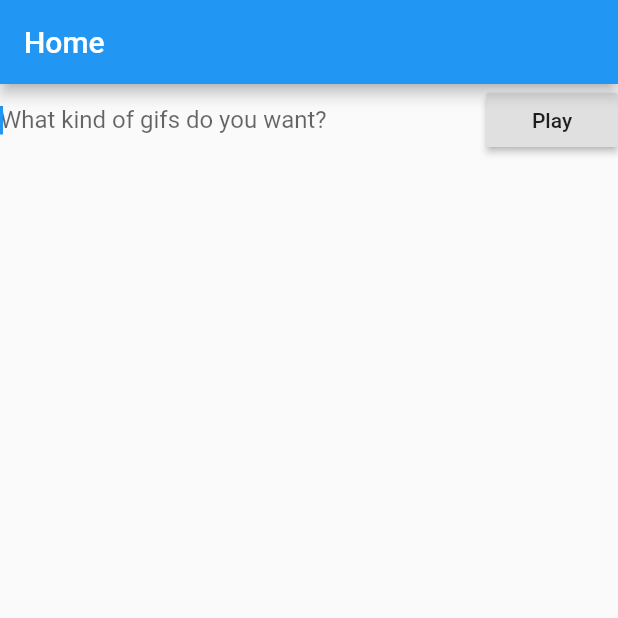
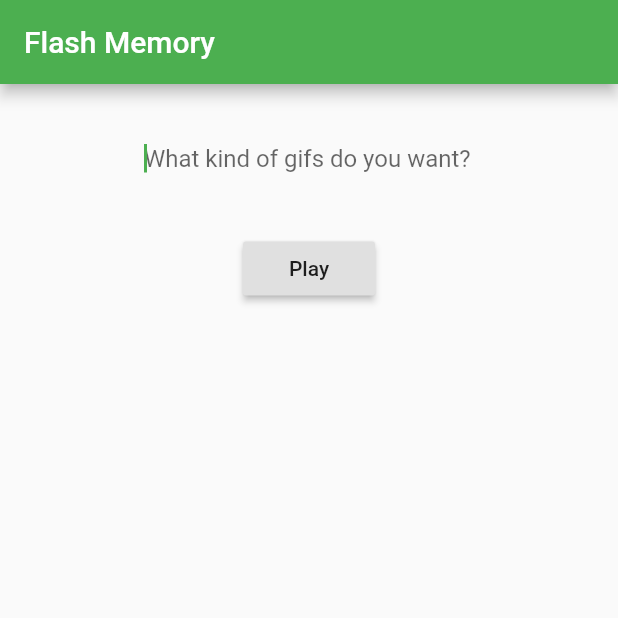
Before and after one commit to mlevesquedion/gif-memory, a Flutter app: the screen it shows after launch, on a phone screen of 412 x 824 dp, the top half of it. Run offline on Flutter 3.47's test engine with Material 2 defaults, Android fonts, the phone set to English and light mode, and no system bars; missing offline and left inert: giphy_client.

Commit message:
Make it look less terrible

```diff
--- a/lib/constants.dart
+++ b/lib/constants.dart
@@ -1,4 +1,4 @@
 const GAME_DIMENSION = 4;
 const NUMBER_OF_GIFS_TO_FETCH = GAME_DIMENSION * GAME_DIMENSION ~/ 2;
 const DELAY_BEFORE_HIDING = Duration(seconds: 1);
-const APP_TITLE = "Memory game";
+const APP_TITLE = "Flash Memory";
--- a/lib/main.dart
+++ b/lib/main.dart
@@ -1,17 +1,15 @@
+import 'package:flash_memory/widgets/home_page.dart';
 import 'package:flutter/material.dart';
-import 'package:gif_memory/widgets/home_page.dart';
 
 import 'constants.dart';
 
-// TODO: test widgets
-// TODO: "preload" images so that they don't lag on first render
-// TODO: (maybe) show cards at the start
+// TODO: show cards at the start
 
 main() {
   runApp(MaterialApp(
       title: APP_TITLE,
       theme: ThemeData(
-        primarySwatch: Colors.blue,
+        primarySwatch: Colors.green,
       ),
       home: HomePage()));
 }
--- a/lib/widgets/home_page.dart
+++ b/lib/widgets/home_page.dart
@@ -7,24 +7,30 @@ class HomePage extends StatelessWidget {
 
   Widget build(BuildContext context) {
     return Scaffold(
-        appBar: AppBar(
-          title: Text('Home'),
-        ),
-        body: Column(children: <Widget>[
-          Row(children: <Widget>[
-            Expanded(
+      appBar: AppBar(
+        title: Text("Flash Memory"),
+      ),
+      body: Column(children: <Widget>[
+        Center(
+            child: Container(
+                width: 300.0,
                 child: TextField(
                     autofocus: true,
                     decoration: InputDecoration(
                         border: InputBorder.none,
-                        hintText: 'What kind of gifs do you want?'),
-                    controller: _gifQueryController)),
-            RaisedButton(child: Text('Play'), onPressed: () => _play(context)),
-          ]),
-        ]));
+                        contentPadding: const EdgeInsets.all(40.0),
+                        hintText: "What kind of gifs do you want?"),
+                    controller: _gifQueryController))),
+        RaisedButton(child: Text("Play"), onPressed: () => _play(context)),
+      ]),
+    );
   }
 
   void _play(context) {
+    String gifQuery = _gifQueryController.text;
+    if (gifQuery.isEmpty) {
+      return;
+    }
     Navigator.push(
         context,
         MaterialPageRoute(
--- a/pubspec.yaml
+++ b/pubspec.yaml
@@ -1,4 +1,4 @@
-name: gif_memory
+name: flash_memory
 description: A memory game with gifs.
 
 # The following defines the version and build number for your application.
```
Also changed, not shown: lib/domain/gif_card_collection.dart (+9 -1 lines), lib/network/gif_api.dart (+8 -3 lines), lib/widgets/memory_game.dart (+21 -7 lines), pubspec.lock, 7 other files.
